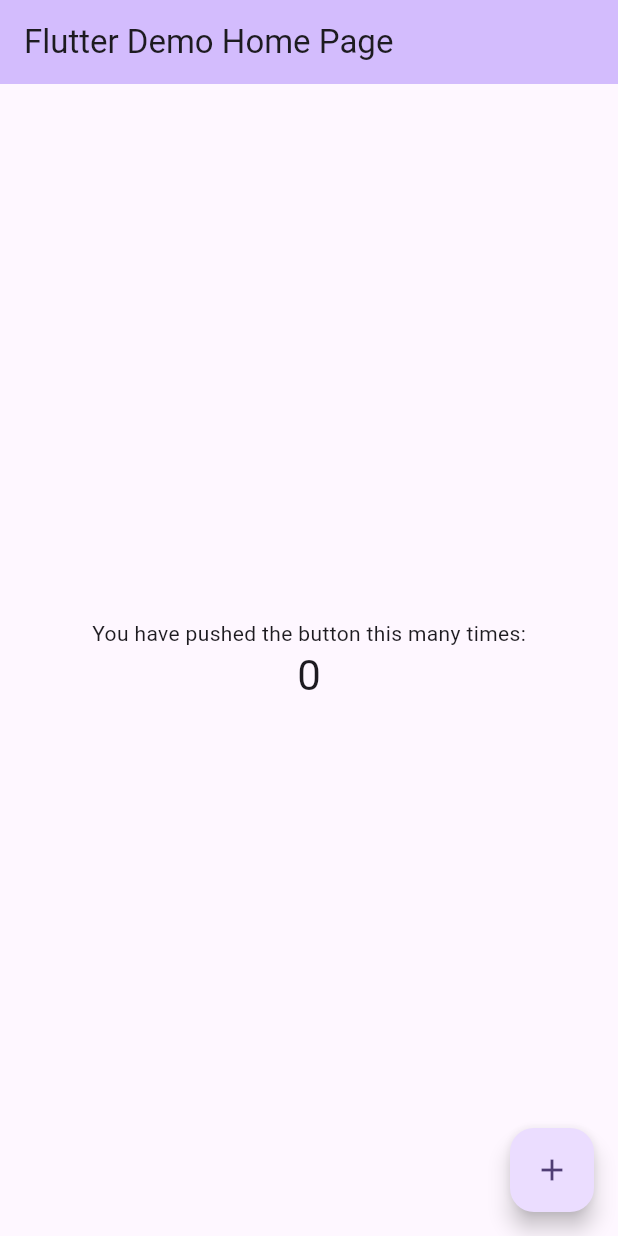
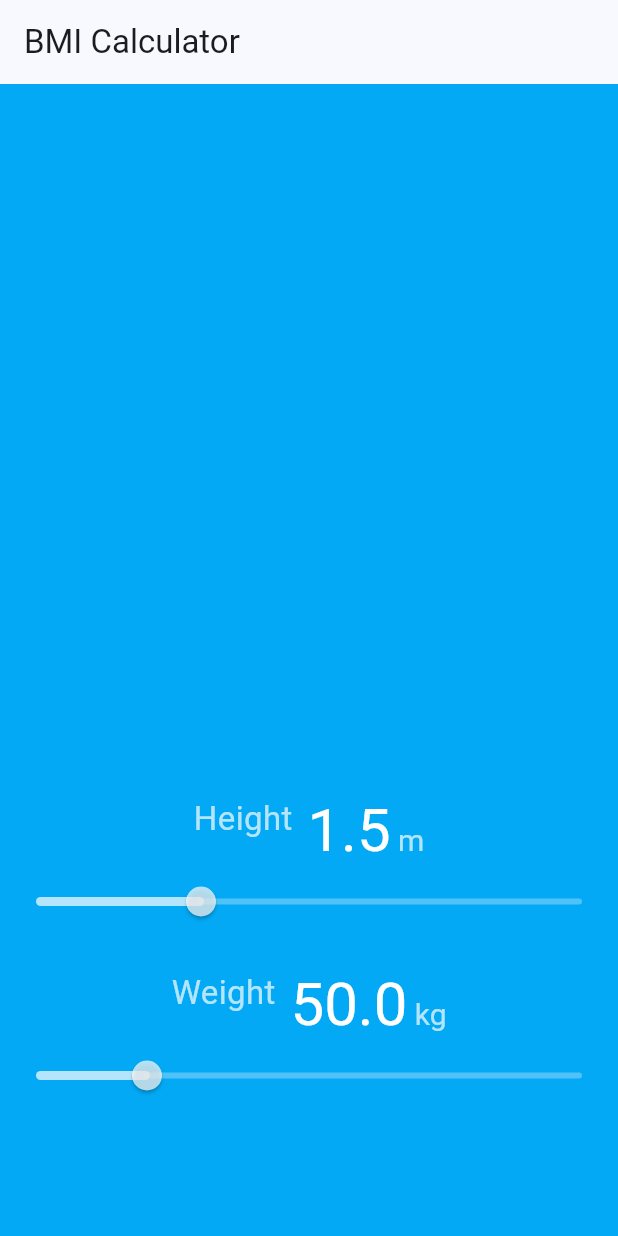
Before and after one commit to arrahman10/bmi-calculator, a Flutter app: the screen it shows after launch, on a phone screen of 412 x 824 dp. Run offline on Flutter 3.47's test engine with Material 3 defaults, Android fonts, the phone set to English and light mode, and no system bars.

Commit message:
feat: setup BMI home screen and slider widgets
- Added lib/bmi_home.dart with Stateful implementation for height & weight sliders
- Created reusable BmiSlider widget under lib/widgets/bmi_slider.dart
- Added lib/constants.dart defining colors, text styles, and BMI status labels
- Updated lib/main.dart to load BmiHome as default entry point
- Verified UI layout for height (m) and weight (kg) sliders
- Prepared structure for upcoming BMI calculation and result display

```diff
--- /dev/null
+++ b/lib/bmi_home.dart
@@ -0,0 +1,57 @@
+import 'package:flutter/material.dart';
+import 'package:bmi_calculator/constants.dart';
+import 'package:bmi_calculator/widgets/bmi_slider.dart';
+
+/// Main screen of the BMI Calculator (Stateful version).
+/// Displays two sliders for height and weight input.
+class BmiHome extends StatefulWidget {
+  const BmiHome({super.key});
+
+  @override
+  State<BmiHome> createState() => _BmiHomeState();
+}
+
+class _BmiHomeState extends State<BmiHome> {
+  double heightValue = 1.5;
+  double weightValue = 50.0;
+  String status = '';
+  double bmi = 0.0;
+  Color color = Colors.green;
+
+  @override
+  Widget build(BuildContext context) {
+    return Scaffold(
+      backgroundColor: backgroundColor,
+      appBar: AppBar(title: const Text('BMI Calculator')),
+      body: Column(
+        mainAxisAlignment: MainAxisAlignment.end,
+        children: [
+          BmiSlider(
+            label: 'Height',
+            unit: BmiUnit.m,
+            sliderValue: heightValue,
+            sliderDivision: 100,
+            sliderMax: 2.2,
+            sliderMin: 1.2,
+            onChange: (newValue) {
+              setState(() => heightValue = newValue);
+            },
+          ),
+          const SizedBox(height: 5),
+          BmiSlider(
+            label: 'Weight',
+            unit: BmiUnit.kg,
+            sliderValue: weightValue,
+            sliderDivision: 200,
+            sliderMax: 130.0,
+            sliderMin: 30.0,
+            onChange: (newValue) {
+              setState(() => weightValue = newValue);
+            },
+          ),
+          const SizedBox(height: 75),
+        ],
+      ),
+    );
+  }
+}
--- /dev/null
+++ b/lib/constants.dart
@@ -0,0 +1,21 @@
+import 'package:flutter/material.dart';
+
+/// Common color and text style constants used throughout the BMI app.
+const backgroundColor = Colors.lightBlue;
+const txtLabelStyle = TextStyle(color: Colors.white70, fontSize: 22);
+const txtValueStyle = TextStyle(color: Colors.white, fontSize: 40);
+
+/// Enum for supported BMI units.
+enum BmiUnit { m, ft, kg, lb }
+
+/// Static class holding BMI status labels for reference.
+abstract final class BMI {
+  static const String underweightSevere = 'Underweight (Severe thinness)';
+  static const String underweightModerate = 'Underweight (Moderate thinness)';
+  static const String underweightMild = 'Underweight (Mild thinness)';
+  static const String normal = 'Normal';
+  static const String overweightPre = 'Overweight (Pre-obese)';
+  static const String obese_1 = 'Obese (Class I)';
+  static const String obese_2 = 'Obese (Class II)';
+  static const String obese_3 = 'Obese (Class III)';
+}
--- a/lib/main.dart
+++ b/lib/main.dart
@@ -1,122 +1,24 @@
 import 'package:flutter/material.dart';
+import 'package:bmi_calculator/bmi_home.dart';
 
 void main() {
   runApp(const MyApp());
 }
 
+/// Root widget of the BMI Calculator app.
 class MyApp extends StatelessWidget {
   const MyApp({super.key});
 
-  // This widget is the root of your application.
   @override
   Widget build(BuildContext context) {
     return MaterialApp(
-      title: 'Flutter Demo',
+      title: 'BMI Calculator',
+      debugShowCheckedModeBanner: false,
       theme: ThemeData(
-        // This is the theme of your application.
-        //
-        // TRY THIS: Try running your application with "flutter run". You'll see
-        // the application has a purple toolbar. Then, without quitting the app,
-        // try changing the seedColor in the colorScheme below to Colors.green
-        // and then invoke "hot reload" (save your changes or press the "hot
-        // reload" button in a Flutter-supported IDE, or press "r" if you used
-        // the command line to start the app).
-        //
-        // Notice that the counter didn't reset back to zero; the application
-        // state is not lost during the reload. To reset the state, use hot
-        // restart instead.
-        //
-        // This works for code too, not just values: Most code changes can be
-        // tested with just a hot reload.
-        colorScheme: ColorScheme.fromSeed(seedColor: Colors.deepPurple),
+        colorScheme: ColorScheme.fromSeed(seedColor: Colors.blue),
+        useMaterial3: true,
       ),
-      home: const MyHomePage(title: 'Flutter Demo Home Page'),
+      home: const BmiHome(),
     );
   }
 }
-
-class MyHomePage extends StatefulWidget {
-  const MyHomePage({super.key, required this.title});
-
-  // This widget is the home page of your application. It is stateful, meaning
-  // that it has a State object (defined below) that contains fields that affect
-  // how it looks.
-
-  // This class is the configuration for the state. It holds the values (in this
-  // case the title) provided by the parent (in this case the App widget) and
-  // used by the build method of the State. Fields in a Widget subclass are
-  // always marked "final".
-
-  final String title;
-
-  @override
-  State<MyHomePage> createState() => _MyHomePageState();
-}
-
-class _MyHomePageState extends State<MyHomePage> {
-  int _counter = 0;
-
-  void _incrementCounter() {
-    setState(() {
-      // This call to setState tells the Flutter framework that something has
-      // changed in this State, which causes it to rerun the build method below
-      // so that the display can reflect the updated values. If we changed
-      // _counter without calling setState(), then the build method would not be
-      // called again, and so nothing would appear to happen.
-      _counter++;
-    });
-  }
-
-  @override
-  Widget build(BuildContext context) {
-    // This method is rerun every time setState is called, for instance as done
-    // by the _incrementCounter method above.
-    //
-    // The Flutter framework has been optimized to make rerunning build methods
-    // fast, so that you can just rebuild anything that needs updating rather
-    // than having to individually change instances of widgets.
-    return Scaffold(
-      appBar: AppBar(
-        // TRY THIS: Try changing the color here to a specific color (to
-        // Colors.amber, perhaps?) and trigger a hot reload to see the AppBar
-        // change color while the other colors stay the same.
-        backgroundColor: Theme.of(context).colorScheme.inversePrimary,
-        // Here we take the value from the MyHomePage object that was created by
-        // the App.build method, and use it to set our appbar title.
-        title: Text(widget.title),
-      ),
-      body: Center(
-        // Center is a layout widget. It takes a single child and positions it
-        // in the middle of the parent.
-        child: Column(
-          // Column is also a layout widget. It takes a list of children and
-          // arranges them vertically. By default, it sizes itself to fit its
-          // children horizontally, and tries to be as tall as its parent.
-          //
-          // Column has various properties to control how it sizes itself and
-          // how it positions its children. Here we use mainAxisAlignment to
-          // center the children vertically; the main axis here is the vertical
-          // axis because Columns are vertical (the cross axis would be
-          // horizontal).
-          //
-          // TRY THIS: Invoke "debug painting" (choose the "Toggle Debug Paint"
-          // action in the IDE, or press "p" in the console), to see the
-          // wireframe for each widget.
-          mainAxisAlignment: MainAxisAlignment.center,
-          children: <Widget>[
-            const Text('You have pushed the button this many times:'),
-            Text(
-              '$_counter',
-              style: Theme.of(context).textTheme.headlineMedium,
-            ),
-          ],
-        ),
-      ),
-      floatingActionButton: FloatingActionButton(
-        onPressed: _incrementCounter,
-        tooltip: 'Increment',
-        child: const Icon(Icons.add),
-      ), // This trailing comma makes auto-formatting nicer for build methods.
-    );
-  }
-}
--- /dev/null
+++ b/lib/widgets/bmi_slider.dart
@@ -0,0 +1,67 @@
+import 'package:flutter/material.dart';
+import 'package:bmi_calculator/constants.dart';
+
+/// Reusable slider widget for height and weight input in the BMI calculator.
+class BmiSlider extends StatelessWidget {
+  const BmiSlider({
+    super.key,
+    required this.label,
+    required this.unit,
+    required this.sliderValue,
+    required this.sliderDivision,
+    required this.sliderMax,
+    required this.sliderMin,
+    required this.onChange,
+  });
+
+  final String label;
+  final BmiUnit unit;
+  final double sliderValue;
+  final int sliderDivision;
+  final double sliderMax, sliderMin;
+  final Function(double) onChange;
+
+  @override
+  Widget build(BuildContext context) {
+    return Padding(
+      padding: const EdgeInsets.symmetric(vertical: 8.0),
+      child: Column(
+        children: [
+          // Label row: "Height 1.5 m"
+          Row(
+            mainAxisAlignment: MainAxisAlignment.center,
+            crossAxisAlignment: CrossAxisAlignment.start,
+            children: [
+              Text(label, style: txtLabelStyle),
+              const SizedBox(width: 10),
+              RichText(
+                text: TextSpan(
+                  text: sliderValue.toStringAsFixed(1),
+                  style: txtValueStyle,
+                  children: [
+                    TextSpan(
+                      text: ' ${unit.name}',
+                      style: txtLabelStyle.copyWith(fontSize: 20),
+                    ),
+                  ],
+                ),
+              ),
+            ],
+          ),
+
+          // Actual Slider control
+          Slider(
+            activeColor: Colors.white70,
+            inactiveColor: Colors.white30,
+            label: sliderValue.toStringAsFixed(1),
+            value: sliderValue,
+            divisions: sliderDivision,
+            max: sliderMax,
+            min: sliderMin,
+            onChanged: onChange,
+          ),
+        ],
+      ),
+    );
+  }
+}
```
